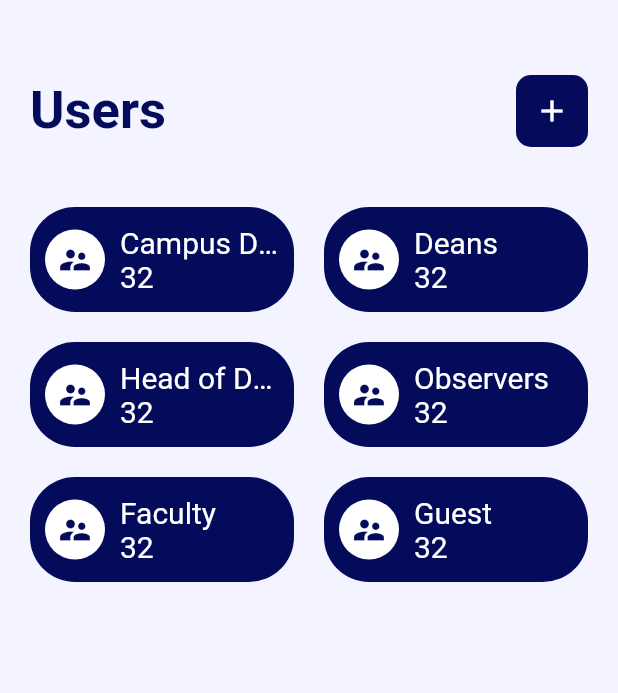
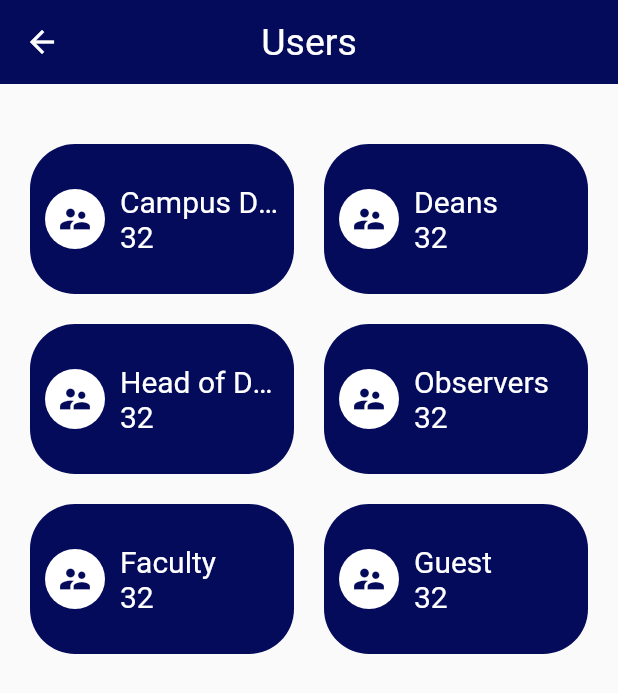
Before and after one commit to H-R-S/SOTL-APP, a Flutter app: the UsersScreen screen opened by its route, on a phone screen of 412 x 824 dp. Shown: the top 693 px of the screen. Run offline on Flutter 3.47's test engine with Material 2 defaults, Android fonts, the phone set to English and light mode, and no system bars; our stand-ins replace fl_chart.

Commit message:
Screen UI updated | Users Screen

```diff
--- a/lib/view/screens/users/users_screen.dart
+++ b/lib/view/screens/users/users_screen.dart
@@ -1,6 +1,7 @@
 import 'package:flutter/material.dart';
 import '../../../resources/constants/style.dart';
 import '../../../resources/data/user_list.dart';
+import '../../widgets/app_bar/my_app_bar.dart';
 import '../../widgets/header_tag/header_tag.dart';
 import '../../widgets/info_container/info_container.dart';
 import '../users_list/users_list_screen.dart';
@@ -13,33 +14,31 @@ class UsersScreen extends StatelessWidget {
   @override
   Widget build(BuildContext context) {
     return Scaffold(
-        backgroundColor: light,
-        // appBar:
-        //     MyAppBar(scaffoldKey, context, backgroundColor: Colors.transparent),
+        appBar: MyAppBar(scaffoldKey, context, title: "Users"),
         body: SingleChildScrollView(
             child: Padding(
-                padding: const EdgeInsets.all(20).copyWith(top: 50),
+                padding: const EdgeInsets.all(20),
                 child: Column(children: [
-                  Row(
-                      mainAxisAlignment: MainAxisAlignment.spaceBetween,
-                      children: [
-                        const HeaderTag(title: "Users"),
-                        Container(
-                            decoration: BoxDecoration(
-                                color: primary,
-                                borderRadius: BorderRadius.circular(10)),
-                            child: IconButton(
-                                onPressed: () {},
-                                icon:
-                                    const Icon(Icons.add, color: Colors.white)))
-                      ]),
-                  const SizedBox(height: 40),
+                  // Row(
+                  //     mainAxisAlignment: MainAxisAlignment.spaceBetween,
+                  //     children: [
+                  //       const HeaderTag(title: "Users"),
+                  //       Container(
+                  //           decoration: BoxDecoration(
+                  //               color: primary,
+                  //               borderRadius: BorderRadius.circular(10)),
+                  //           child: IconButton(
+                  //               onPressed: () {},
+                  //               icon:
+                  //                   const Icon(Icons.add, color: Colors.white)))
+                  //     ]),
+                  const SizedBox(height: 20),
                   GridView.builder(
                       shrinkWrap: true,
                       physics: const NeverScrollableScrollPhysics(),
                       gridDelegate:
                           const SliverGridDelegateWithFixedCrossAxisCount(
-                              mainAxisExtent: 70,
+                              mainAxisExtent: 100,
                               crossAxisSpacing: 20,
                               mainAxisSpacing: 20,
                               crossAxisCount: 2),
```
